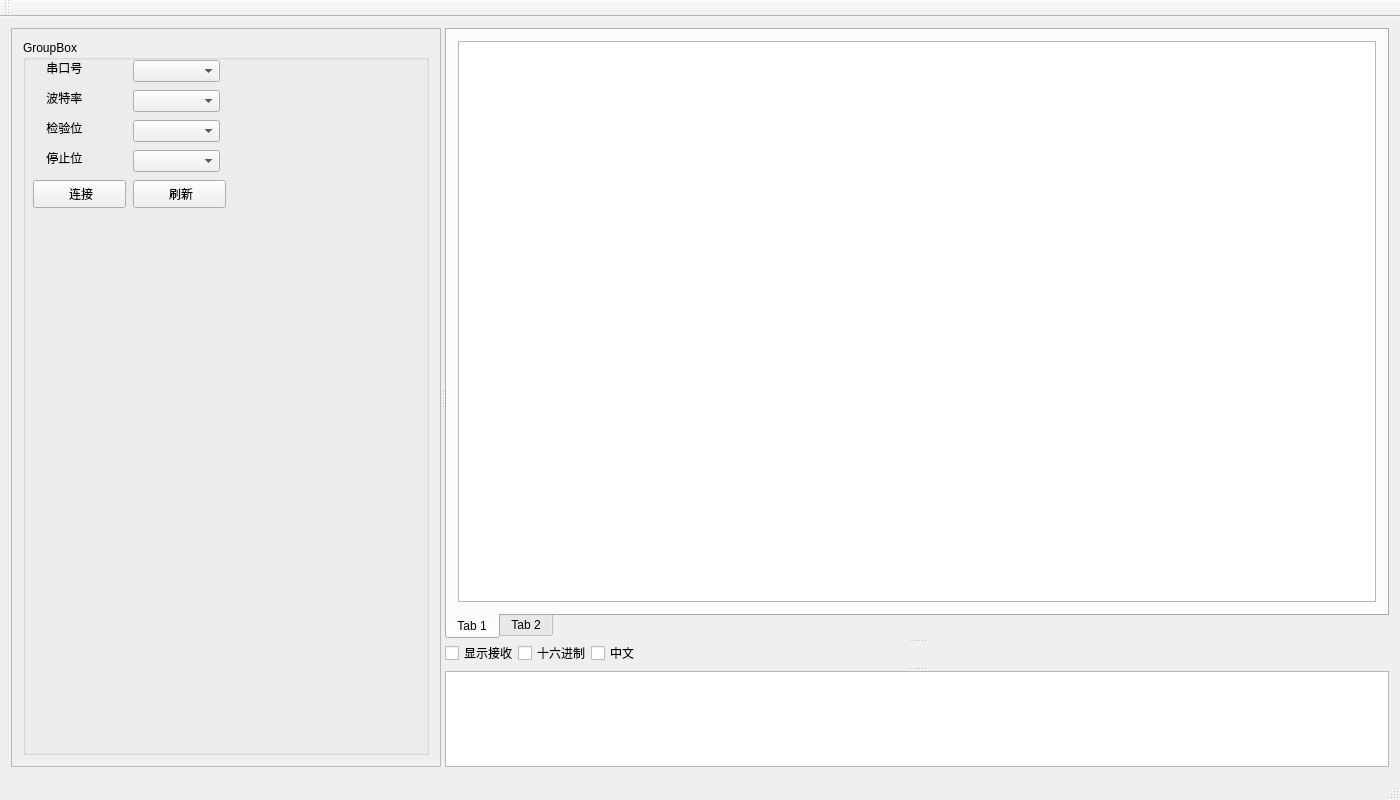
Before: the Qt Designer form QSerialPort/mainwindow.ui in qq447799/SerialPort, drawn with Qt 5.
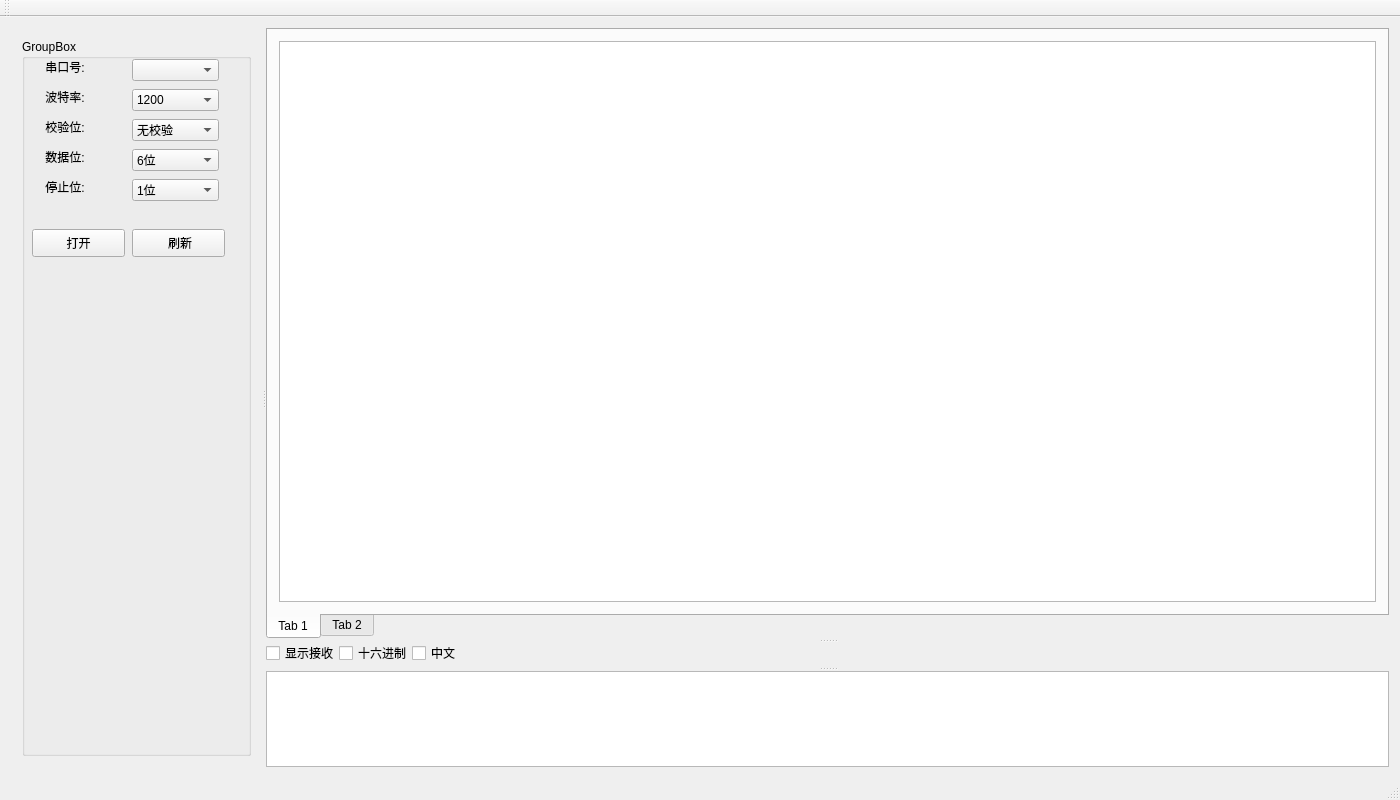
After: the same form once the commit is applied.

Diff of the .ui file:
```diff
--- a/QSerialPort/mainwindow.ui
+++ b/QSerialPort/mainwindow.ui
@@ -20,26 +20,14 @@
       <property name="orientation">
        <enum>Qt::Horizontal</enum>
       </property>
-      <widget class="QScrollArea" name="scrollArea">
+      <widget class="QWidget" name="widget_2" native="true">
        <property name="sizePolicy">
-        <sizepolicy hsizetype="Expanding" vsizetype="Expanding">
-         <horstretch>6</horstretch>
+        <sizepolicy hsizetype="Preferred" vsizetype="Preferred">
+         <horstretch>3</horstretch>
          <verstretch>0</verstretch>
         </sizepolicy>
        </property>
-       <property name="widgetResizable">
-        <bool>true</bool>
-       </property>
-       <widget class="QWidget" name="scrollAreaWidgetContents">
-        <property name="geometry">
-         <rect>
-          <x>0</x>
-          <y>0</y>
-          <width>296</width>
-          <height>711</height>
-         </rect>
-        </property>
-        <layout class="QVBoxLayout" name="verticalLayout_2">
+       <layout class="QVBoxLayout" name="verticalLayout">
          <item>
           <widget class="QGroupBox" name="groupBox">
            <property name="title">
@@ -55,7 +43,7 @@
              </rect>
             </property>
             <property name="text">
-             <string> 串口号</string>
+            <string> 串口号:</string>
             </property>
            </widget>
            <widget class="QLabel" name="label_2">
@@ -68,7 +56,7 @@
              </rect>
             </property>
             <property name="text">
-             <string> 波特率</string>
+            <string> 波特率:</string>
             </property>
            </widget>
            <widget class="QLabel" name="label_3">
@@ -81,36 +69,36 @@
              </rect>
             </property>
             <property name="text">
-             <string> 检验位</string>
+            <string> 校验位:</string>
             </property>
            </widget>
            <widget class="QLabel" name="label_4">
             <property name="geometry">
              <rect>
               <x>20</x>
-              <y>110</y>
+             <y>140</y>
               <width>72</width>
               <height>15</height>
              </rect>
             </property>
             <property name="text">
-             <string> 停止位</string>
-            </property>
-           </widget>
-           <widget class="QPushButton" name="pushButton_2">
+            <string> 停止位:</string>
+           </property>
+          </widget>
+          <widget class="QPushButton" name="pushButton_link_cut">
             <property name="geometry">
              <rect>
               <x>10</x>
-              <y>140</y>
+             <y>190</y>
               <width>93</width>
               <height>28</height>
              </rect>
             </property>
             <property name="text">
-             <string> 连接</string>
-            </property>
-           </widget>
-           <widget class="QComboBox" name="comboBox">
+            <string>打开</string>
+           </property>
+          </widget>
+          <widget class="QComboBox" name="comboBox_portnum">
             <property name="geometry">
              <rect>
               <x>110</x>
@@ -129,8 +117,48 @@
               <height>22</height>
              </rect>
             </property>
-           </widget>
-           <widget class="QComboBox" name="comboBox_3">
+           <item>
+            <property name="text">
+             <string>1200</string>
+            </property>
+           </item>
+           <item>
+            <property name="text">
+             <string>2400</string>
+            </property>
+           </item>
+           <item>
+            <property name="text">
+             <string>4800</string>
+            </property>
+           </item>
+           <item>
+            <property name="text">
+             <string>9600</string>
+            </property>
+           </item>
+           <item>
+            <property name="text">
+             <string>19200</string>
+            </property>
+           </item>
+           <item>
+            <property name="text">
+             <string>38400</string>
+            </property>
+           </item>
+           <item>
+            <property name="text">
+             <string>57600</string>
+            </property>
+           </item>
+           <item>
+            <property name="text">
+             <string>115200</string>
+            </property>
+           </item>
+          </widget>
+          <widget class="QComboBox" name="comboBox_check">
             <property name="geometry">
              <rect>
               <x>110</x>
@@ -139,22 +167,52 @@
               <height>22</height>
              </rect>
             </property>
-           </widget>
-           <widget class="QComboBox" name="comboBox_4">
+           <item>
+            <property name="text">
+             <string>无校验</string>
+            </property>
+           </item>
+           <item>
+            <property name="text">
+             <string>奇校验</string>
+            </property>
+           </item>
+           <item>
+            <property name="text">
+             <string>偶校验</string>
+            </property>
+           </item>
+          </widget>
+          <widget class="QComboBox" name="comboBox_stop">
             <property name="geometry">
              <rect>
               <x>110</x>
-              <y>110</y>
+             <y>140</y>
               <width>87</width>
               <height>22</height>
              </rect>
             </property>
-           </widget>
-           <widget class="QPushButton" name="pushButton">
+           <item>
+            <property name="text">
+             <string>1位</string>
+            </property>
+           </item>
+           <item>
+            <property name="text">
+             <string>1.5位</string>
+            </property>
+           </item>
+           <item>
+            <property name="text">
+             <string>2位</string>
+            </property>
+           </item>
+          </widget>
+          <widget class="QPushButton" name="pushButton_flush">
             <property name="geometry">
              <rect>
               <x>110</x>
-              <y>140</y>
+             <y>190</y>
               <width>93</width>
               <height>28</height>
              </rect>
@@ -163,10 +221,47 @@
              <string> 刷新</string>
             </property>
            </widget>
+          <widget class="QLabel" name="label_5">
+           <property name="geometry">
+            <rect>
+             <x>20</x>
+             <y>110</y>
+             <width>72</width>
+             <height>15</height>
+            </rect>
+           </property>
+           <property name="text">
+            <string> 数据位:</string>
+           </property>
+          </widget>
+          <widget class="QComboBox" name="comboBox_data">
+           <property name="geometry">
+            <rect>
+             <x>110</x>
+             <y>110</y>
+             <width>87</width>
+             <height>22</height>
+            </rect>
+           </property>
+           <item>
+            <property name="text">
+             <string>6位</string>
+            </property>
+           </item>
+           <item>
+            <property name="text">
+             <string>7位</string>
+            </property>
+           </item>
+           <item>
+            <property name="text">
+             <string>8位</string>
+            </property>
+           </item>
+          </widget>
           </widget>
          </item>
         </layout>
-       </widget>
       </widget>
       <widget class="QSplitter" name="splitter">
        <property name="sizePolicy">
```
Left out of the diff: 2 changed lines with no effect on the pictures. Lines whose indentation alone changed are shown as unchanged.
